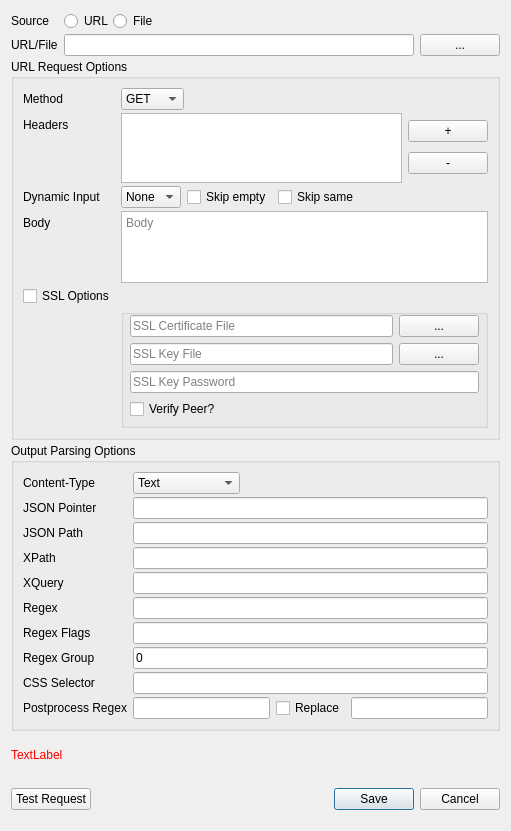
locaal-ai/obs-urlsource, file src/ui/requestbuilder.ui: the form before one commit.
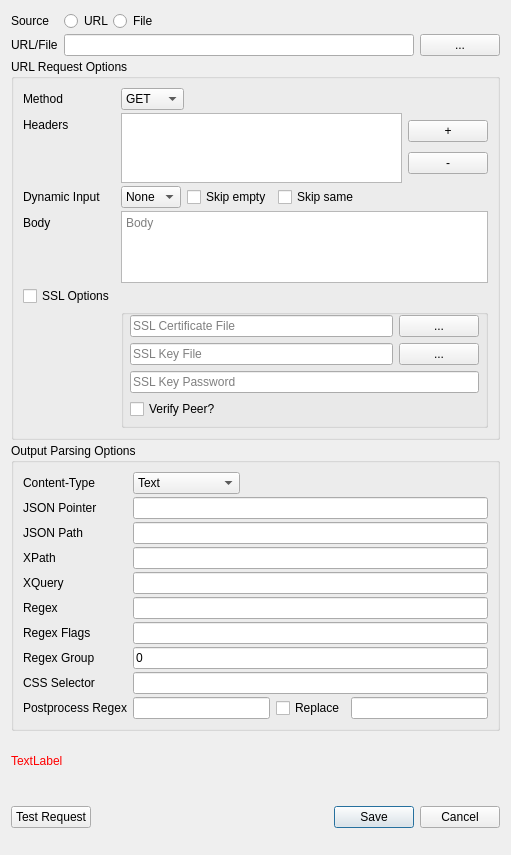
The form after the commit.

What changed in the file:
```diff
--- a/src/ui/requestbuilder.ui
+++ b/src/ui/requestbuilder.ui
@@ -7,7 +7,7 @@
     <x>0</x>
     <y>0</y>
     <width>511</width>
-    <height>831</height>
+    <height>855</height>
    </rect>
   </property>
   <property name="sizePolicy">
```
Left out of the diff: 15 changed lines with no effect on the pictures.
